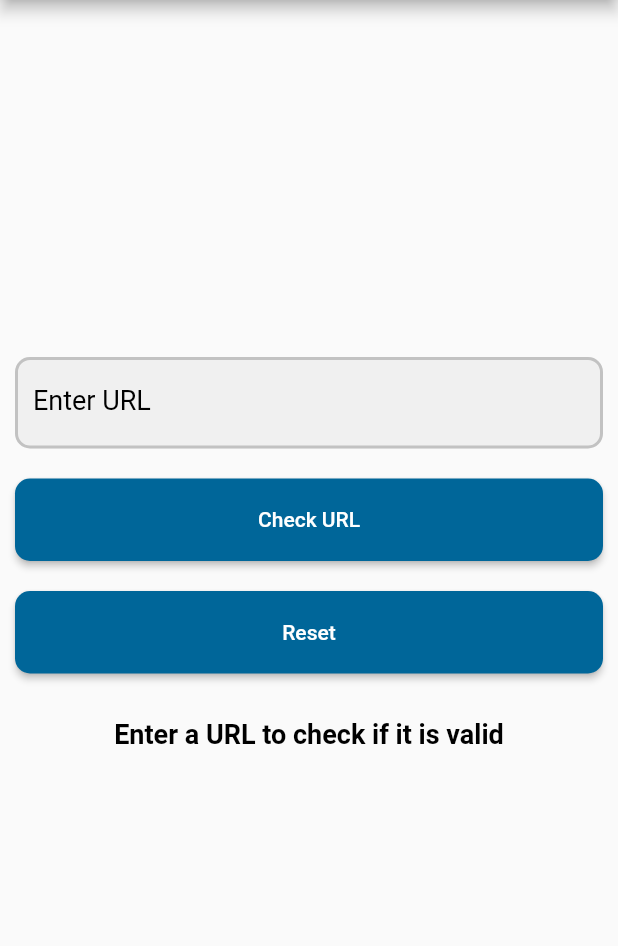
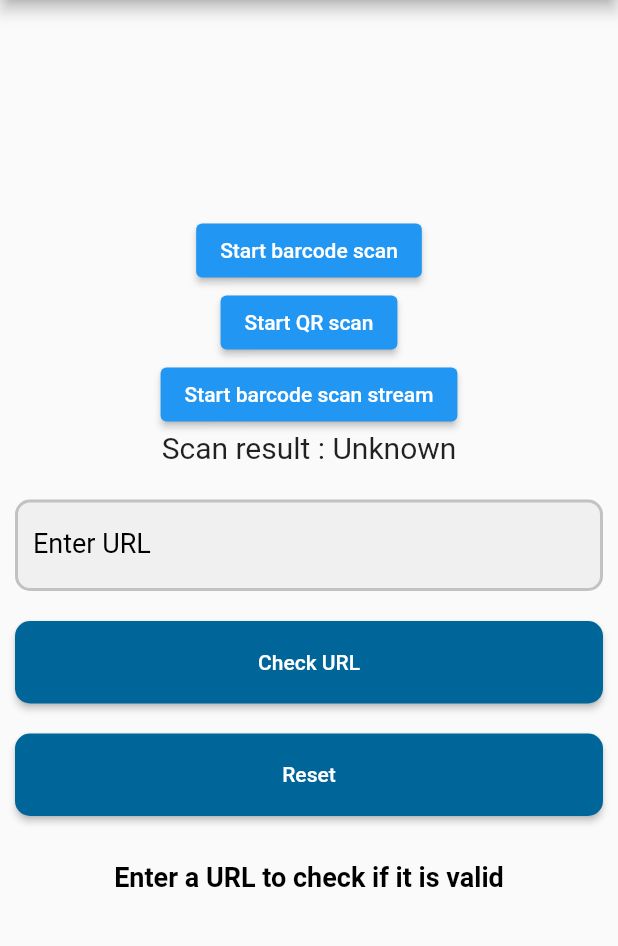
Before and after one commit to Akalanka47000/phishing_tester_flutter, a Flutter app: the screen it shows after launch, on a phone screen of 412 x 824 dp, the part 84-1030 px from its top. Run offline on Flutter 3.47's test engine with Material 2 defaults, Android fonts, the phone set to English and light mode, and no system bars; missing offline and left inert: flutter_barcode_scanner, receive_sharing_intent.

Commit message:
Updated code

```diff
--- a/lib/controller/mainController.dart
+++ b/lib/controller/mainController.dart
@@ -2,7 +2,7 @@ import 'package:flutter/material.dart';
 import 'package:phishtesterflutter/helper/httpHelper.dart';
 
 
-Future<dynamic> checkUrl({BuildContext context, String url}) async {
+Future<dynamic> checkUrl({required BuildContext context, required String url}) async {
   Object body = {
     'url': url,
     'format': 'json',
--- a/lib/main.dart
+++ b/lib/main.dart
@@ -4,6 +4,8 @@ import 'package:flutter/material.dart';
 import 'package:phishtesterflutter/controller/mainController.dart';
 import 'package:phishtesterflutter/widgets/customDialog.dart';
 import 'package:receive_sharing_intent/receive_sharing_intent.dart';
+import 'package:flutter/services.dart';
+import 'package:flutter_barcode_scanner/flutter_barcode_scanner.dart';
 
 /*
 * Phish: http://united-bank-africa.com
@@ -12,12 +14,19 @@ import 'package:receive_sharing_intent/receive_sharing_intent.dart';
 * exk54411@eoopy.com 1qazxsw23edc
 */
 
-void main() {
-  runApp(MyApp());
+void main() => runApp(MyApp());
+
+class MyApp extends StatefulWidget {
+  @override
+  _MyAppState createState() => _MyAppState();
 }
 
-class MyApp extends StatelessWidget {
-  // This widget is the root of your application.
+class _MyAppState extends State<MyApp> {
+  @override
+  void initState() {
+    super.initState();
+  }
+
   @override
   Widget build(BuildContext context) {
     return MaterialApp(
@@ -32,7 +41,7 @@ class MyApp extends StatelessWidget {
 }
 
 class MyHomePage extends StatefulWidget {
-  MyHomePage({Key key, this.title}) : super(key: key);
+  MyHomePage({required this.title});
   final String title;
 
   @override
@@ -45,7 +54,9 @@ class _MyHomePageState extends State<MyHomePage> {
   String _result = 'Enter a URL to check if it is valid';
   Color _resultColor = Colors.black;
 
-  StreamSubscription _intentDataStreamSubscription;
+  String _scanBarcode = 'Unknown';
+
+  late StreamSubscription _intentDataStreamSubscription;
 
   void _submit() async {
     if (_urlText.text.isEmpty) {
@@ -53,24 +64,23 @@ class _MyHomePageState extends State<MyHomePage> {
       return;
     }
 
-    if(!_urlText.text.startsWith('http://') && !_urlText.text.startsWith('https://')) {
+    if (!_urlText.text.startsWith('http://') && !_urlText.text.startsWith('https://')) {
       setState(() {
         _urlText.text = 'http://' + _urlText.text;
       });
     }
 
     bool _validURL = Uri.parse(_urlText.text).isAbsolute;
-    if(!_validURL) {
+    if (!_validURL) {
       msgDialog(context, 'Error', 'Please enter a valid URL!');
       return;
     }
-
 
     FocusScope.of(context).unfocus();
     var data = await checkUrl(context: context, url: _urlText.value.text);
     print(data);
 
-    if(!data['results']['in_database']) {
+    if (!data['results']['in_database']) {
       setState(() {
         _result = 'Status Unknown';
         _resultColor = Colors.grey;
@@ -78,7 +88,7 @@ class _MyHomePageState extends State<MyHomePage> {
       return;
     }
 
-    if(data['results']['verified']) {
+    if (data['results']['verified']) {
       if (data['results']['valid'])
         setState(() {
           _result = 'This site is a phish';
@@ -117,12 +127,11 @@ class _MyHomePageState extends State<MyHomePage> {
     super.initState();
 
     // For sharing or opening urls/text coming from outside the app while the app is in the memory
-    _intentDataStreamSubscription =
-        ReceiveSharingIntent.getTextStream().listen((String value) {
+    _intentDataStreamSubscription = ReceiveSharingIntent.getTextStream().listen((String value) {
       setState(() {
         _urlText.text = value;
       });
-      if(_urlText.text.isNotEmpty) {
+      if (_urlText.text.isNotEmpty) {
         print('hello stef');
         _submit();
       }
@@ -131,11 +140,14 @@ class _MyHomePageState extends State<MyHomePage> {
     });
 
     // For sharing or opening urls/text coming from outside the app while the app is closed
-    ReceiveSharingIntent.getInitialText().then((String value) {
+    ReceiveSharingIntent.getInitialText().then((String? value) async {
       setState(() {
+        if (value != null)
           _urlText.text = value;
+        else
+          _urlText.text = "";
       });
-      if(_urlText.text.isNotEmpty) {
+      if (_urlText.text.isNotEmpty) {
         print('hello stef');
         _submit();
       }
@@ -147,6 +159,56 @@ class _MyHomePageState extends State<MyHomePage> {
     _intentDataStreamSubscription.cancel();
     _urlFocus.dispose();
     super.dispose();
+  }
+
+  Future<void> startBarcodeScanStream() async {
+    FlutterBarcodeScanner.getBarcodeStreamReceiver('#ff6666', 'Cancel', true, ScanMode.BARCODE)!.listen((barcode) => print(barcode));
+  }
+
+  Future<void> scanQR() async {
+    String barcodeScanRes;
+    // Platform messages may fail, so we use a try/catch PlatformException.
+    try {
+      barcodeScanRes = await FlutterBarcodeScanner.scanBarcode('#ff6666', 'Cancel', true, ScanMode.QR);
+      setState(() {
+        _urlText.text = barcodeScanRes;
+      });
+    } on PlatformException {
+      barcodeScanRes = 'Failed to get platform version.';
+    }
+
+    // If the widget was removed from the tree while the asynchronous platform
+    // message was in flight, we want to discard the reply rather than calling
+    // setState to update our non-existent appearance.
+    if (!mounted) return;
+
+    setState(() {
+      _scanBarcode = barcodeScanRes;
+    });
+  }
+
+  // Platform messages are asynchronous, so we initialize in an async method.
+  Future<void> scanBarcodeNormal() async {
+    String barcodeScanRes;
+    // Platform messages may fail, so we use a try/catch PlatformException.
+    try {
+      barcodeScanRes = await FlutterBarcodeScanner.scanBarcode('#ff6666', 'Cancel', true, ScanMode.BARCODE);
+      print(barcodeScanRes);
+      setState(() {
+        _urlText.text = barcodeScanRes;
+      });
+    } on PlatformException {
+      barcodeScanRes = 'Failed to get platform version.';
+    }
+
+    // If the widget was removed from the tree while the asynchronous platform
+    // message was in flight, we want to discard the reply rather than calling
+    // setState to update our non-existent appearance.
+    if (!mounted) return;
+
+    setState(() {
+      _scanBarcode = barcodeScanRes;
+    });
   }
 
   @override
@@ -165,7 +227,27 @@ class _MyHomePageState extends State<MyHomePage> {
       appBar: AppBar(
         title: Text(widget.title),
       ),
-      body: Container(
+      body: Flex(
+        direction: Axis.vertical,
+        mainAxisAlignment: MainAxisAlignment.center,
+        children: <Widget>[
+          ElevatedButton(
+            onPressed: () => scanBarcodeNormal(),
+            child: Text('Start barcode scan'),
+          ),
+          ElevatedButton(
+            onPressed: () => scanQR(),
+            child: Text('Start QR scan'),
+          ),
+          ElevatedButton(
+            onPressed: () => startBarcodeScanStream(),
+            child: Text('Start barcode scan stream'),
+          ),
+          Text(
+            'Scan result : $_scanBarcode\n',
+            style: TextStyle(fontSize: 20),
+          ),
+          Container(
             alignment: Alignment.center,
             padding: const EdgeInsets.symmetric(horizontal: 10.0),
             child: Column(
@@ -193,8 +275,7 @@ class _MyHomePageState extends State<MyHomePage> {
                   child: Text('Check URL'),
                   minWidth: MediaQuery.of(context).size.width - 15,
                   height: 55,
-              shape: RoundedRectangleBorder(
-                  borderRadius: BorderRadius.circular(10)),
+                  shape: RoundedRectangleBorder(borderRadius: BorderRadius.circular(10)),
                 ),
                 SizedBox(height: 20),
                 MaterialButton(
@@ -210,20 +291,18 @@ class _MyHomePageState extends State<MyHomePage> {
                   child: Text('Reset'),
                   minWidth: MediaQuery.of(context).size.width - 15,
                   height: 55,
-              shape: RoundedRectangleBorder(
-                  borderRadius: BorderRadius.circular(10)),
+                  shape: RoundedRectangleBorder(borderRadius: BorderRadius.circular(10)),
                 ),
                 SizedBox(height: 30),
                 Text(
                   _result,
-              style: TextStyle(
-                  color: _resultColor,
-                  fontSize: 18,
-                  fontWeight: FontWeight.bold),
+                  style: TextStyle(color: _resultColor, fontSize: 18, fontWeight: FontWeight.bold),
                 ),
                 SizedBox(height: 30),
               ],
             ),
+          )
+        ],
       ),
     );
   }
```
Also changed, not shown: lib/helper/httpHelper.dart (+4 -4 lines), pubspec.yaml (+4 -3 lines), pubspec.lock, 4 other files. Lines whose indentation alone changed are shown as unchanged.
